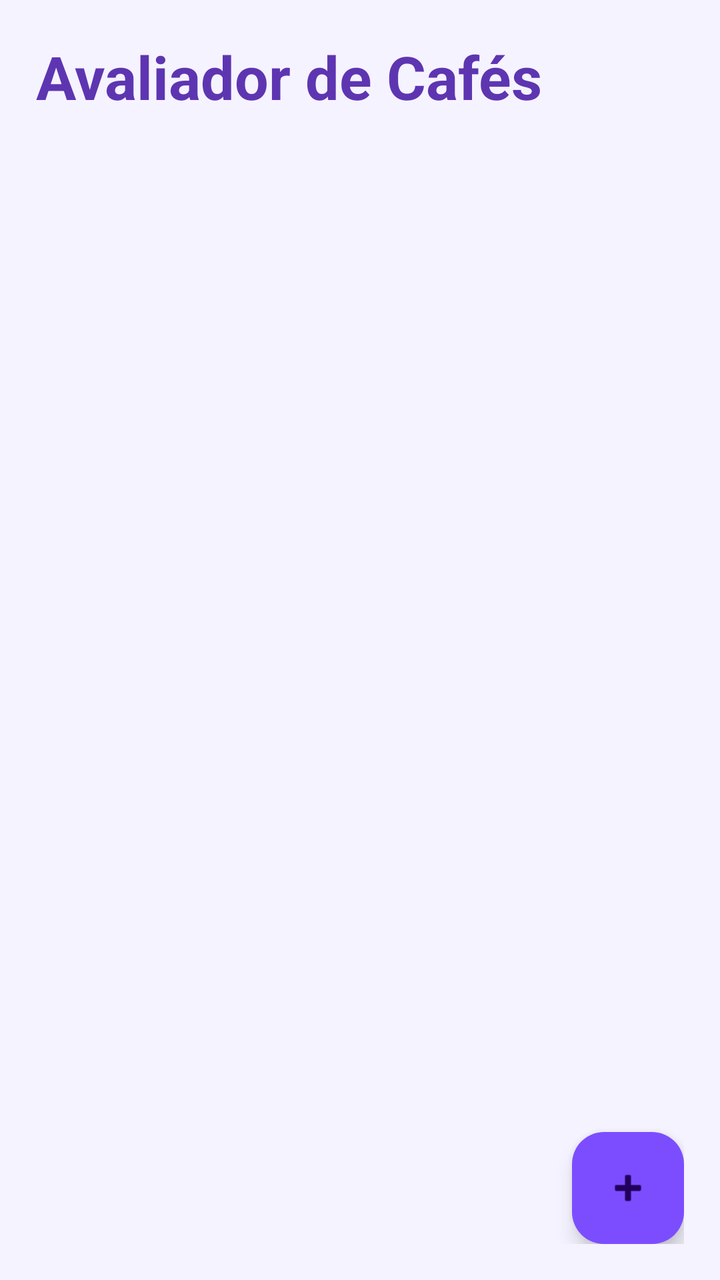
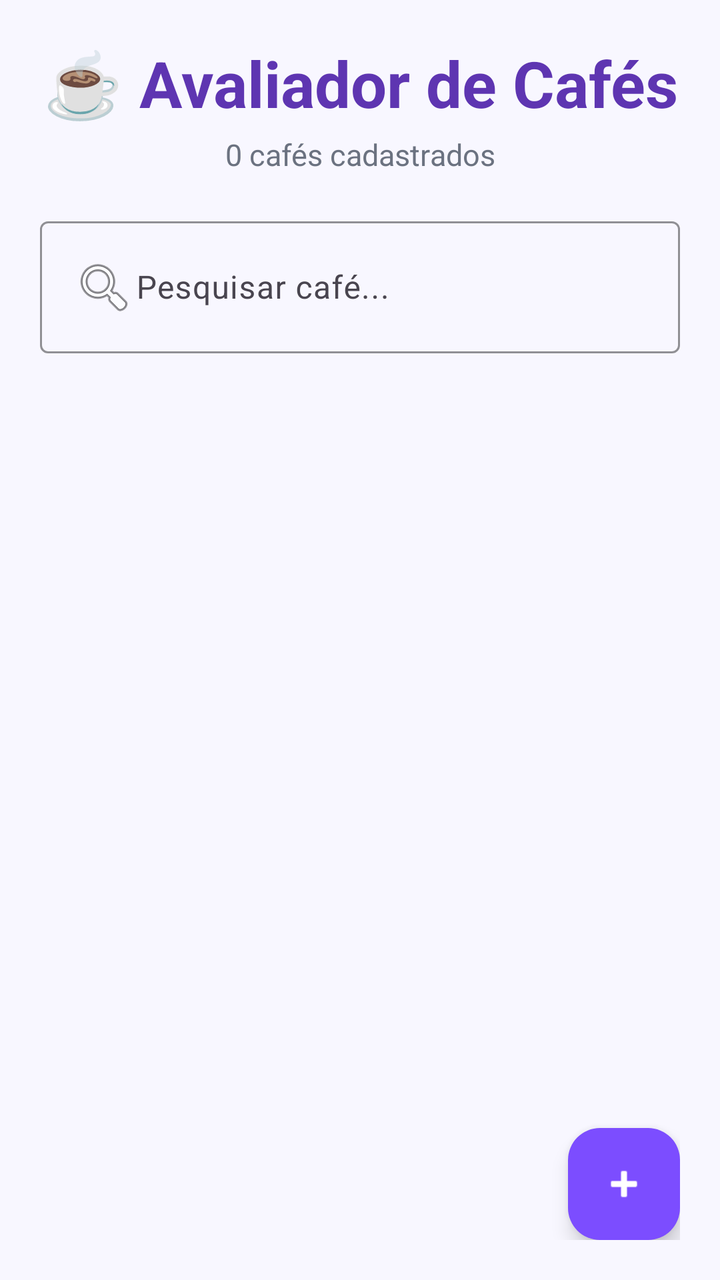

The first picture is an Android layout as it rendered before a commit; the second is the same layout after the commit. The layout source and the unified diff follow.
<!-- AndroidManifest.xml: application theme Theme.AvaliadorCafe -->
<!-- res/layout/activity_main.xml -->
<?xml version="1.0" encoding="utf-8"?>
<LinearLayout
    xmlns:android="http://schemas.android.com/apk/res/android"
    xmlns:app="http://schemas.android.com/apk/res-auto"
    android:layout_width="match_parent"
    android:layout_height="match_parent"
    android:orientation="vertical"
    android:padding="18dp"
    android:background="#F5F3FF">

    <TextView
        android:layout_width="wrap_content"
        android:layout_height="wrap_content"
        android:text="Avaliador de Cafés"
        android:textSize="30sp"
        android:textStyle="bold"
        android:textColor="#5E35B1"
        android:layout_marginBottom="18dp"/>

    <androidx.recyclerview.widget.RecyclerView
        android:id="@+id/recyclerCafe"
        android:layout_width="match_parent"
        android:layout_height="0dp"
        android:layout_weight="1"
        android:clipToPadding="false"
        android:paddingBottom="10dp"/>

    <com.google.android.material.floatingactionbutton.FloatingActionButton
        android:id="@+id/btnAdicionar"
        android:layout_width="wrap_content"
        android:layout_height="wrap_content"
        android:layout_gravity="end"
        android:src="@android:drawable/ic_input_add"
        android:tint="@android:color/white"
        app:backgroundTint="#7C4DFF"/>

</LinearLayout>
<!-- resources referenced by this layout -->
<resources>
  <style name="Theme.AvaliadorCafe" parent="Theme.Material3.DayNight.NoActionBar" />
</resources>

<!-- the commit's change to res/layout/activity_main.xml (unified diff, before → after) -->
@@ -5,17 +5,45 @@
     android:layout_width="match_parent"
     android:layout_height="match_parent"
     android:orientation="vertical"
-    android:padding="18dp"
-    android:background="#F5F3FF">
+    android:padding="20dp"
+    android:background="#F8F7FF">
 
     <TextView
-        android:layout_width="wrap_content"
+        android:id="@+id/txtTitulo"
+        android:layout_width="match_parent"
         android:layout_height="wrap_content"
-        android:text="Avaliador de Cafés"
-        android:textSize="30sp"
+        android:text="@string/titulo_app"
+        android:textAlignment="center"
+        android:textColor="#5E35B1"
+        android:textSize="32sp"
         android:textStyle="bold"
-        android:textColor="#5E35B1"
+        android:layout_marginBottom="4dp"/>
+
+    <TextView
+        android:id="@+id/txtQuantidade"
+        android:layout_width="match_parent"
+        android:layout_height="wrap_content"
+        android:text="@string/txt_quantidade_padrao"
+        android:textAlignment="center"
+        android:textColor="#6B7280"
+        android:textSize="15sp"
         android:layout_marginBottom="18dp"/>
+
+    <com.google.android.material.textfield.TextInputLayout
+        android:layout_width="match_parent"
+        android:layout_height="wrap_content"
+        android:layout_marginBottom="12dp"
+        app:boxBackgroundMode="outline"
+        app:boxStrokeColor="#7C4DFF">
+
+        <com.google.android.material.textfield.TextInputEditText
+            android:id="@+id/edtPesquisa"
+            android:layout_width="match_parent"
+            android:layout_height="wrap_content"
+            android:hint="@string/hint_pesquisa_cafe"
+            android:drawableStart="@android:drawable/ic_menu_search"/>
+
+    </com.google.android.material.textfield.TextInputLayout>
 
     <androidx.recyclerview.widget.RecyclerView
         android:id="@+id/recyclerCafe"
@@ -30,8 +58,9 @@
         android:layout_width="wrap_content"
         android:layout_height="wrap_content"
         android:layout_gravity="end"
-        android:src="@android:drawable/ic_input_add"
-        android:tint="@android:color/white"
-        app:backgroundTint="#7C4DFF"/>
+        app:srcCompat="@android:drawable/ic_input_add"
+        app:tint="@android:color/white"
+        app:backgroundTint="#7C4DFF"
+        android:contentDescription="@string/desc_btn_adicionar"/>
 
 </LinearLayout>
<!-- resource entries referenced after the edit -->
@@ -1,5 +1,15 @@
 <!-- resources referenced by this layout -->
 <resources>
-  <style name="Theme.AvaliadorCafe" parent="Theme.Material3.DayNight.NoActionBar" />
+  <string name="desc_btn_adicionar">Adicionar café</string>
+  <string name="hint_pesquisa_cafe">Pesquisar café...</string>
+  <string name="titulo_app">☕ Avaliador de Cafés</string>
+  <string name="txt_quantidade_padrao">0 cafés cadastrados</string>
+  <style name="Theme.AvaliadorCafe" parent="Theme.Material3.DayNight.NoActionBar">
+  
+          
+          <item name="colorPrimary">#7C4DFF</item>
+          <item name="colorSecondary">#5E35B1</item>
+  
+      </style>
 </resources>
 
